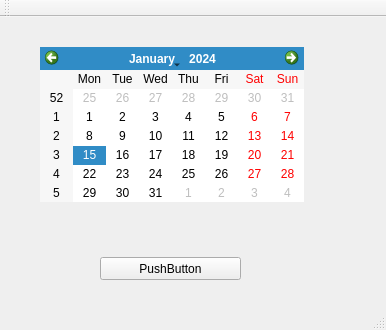
The window that mainwindow.ui (LektorSpb/organizator) describes before a commit, drawn with Qt 5.
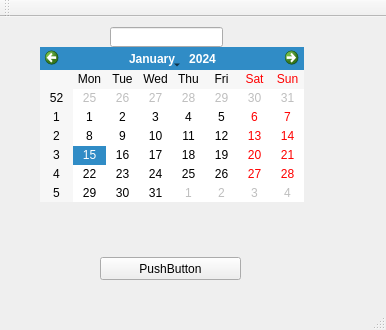
The same window after the commit.

Commit message: Clicked_on_calendar_action

```diff
--- a/mainwindow.ui
+++ b/mainwindow.ui
@@ -44,6 +44,16 @@
      </date>
     </property>
    </widget>
+   <widget class="QLineEdit" name="lineEdit">
+    <property name="geometry">
+     <rect>
+      <x>110</x>
+      <y>10</y>
+      <width>113</width>
+      <height>20</height>
+     </rect>
+    </property>
+   </widget>
   </widget>
   <widget class="QMenuBar" name="menuBar">
    <property name="geometry">
```
The commit also changes 2 other files.
